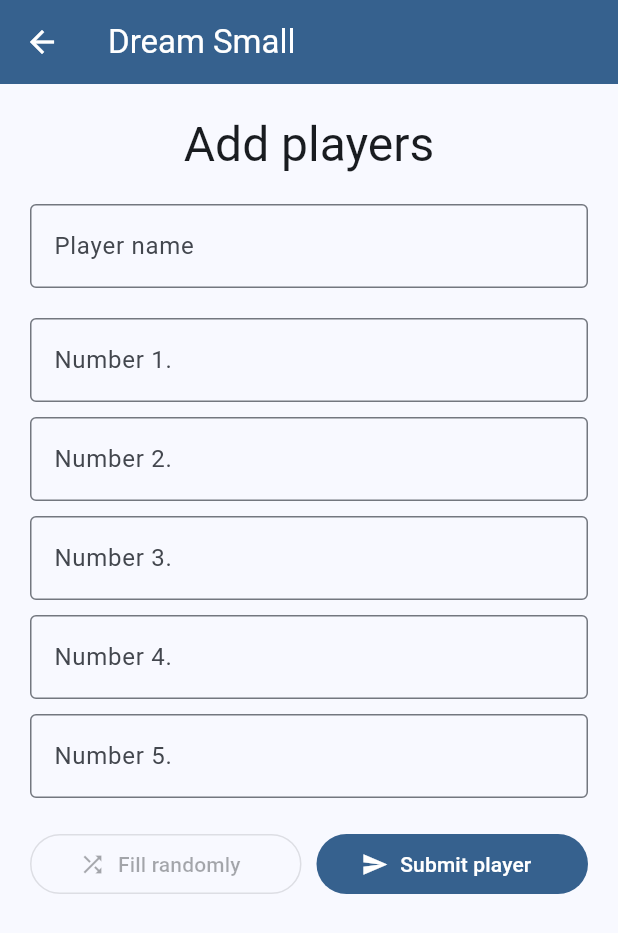
After one commit to BrownieMaar/dream_small_flutter, a Flutter app: the NewGame screen opened by its route, on a phone screen of 412 x 824 dp. The commit adds this screen. Shown: the top 933 px of the screen. Run offline on Flutter 3.47's test engine with Material 2 defaults, Android fonts, the phone set to English and light mode, and no system bars.

Commit message:
extract playerinputs into separate widget

```diff
--- /dev/null
+++ b/lib/src/widgets/player_inputs.dart
@@ -0,0 +1,67 @@
+import 'package:flutter/material.dart';
+
+class PlayerInputs extends StatelessWidget {
+  const PlayerInputs({super.key, required this.numberAmount});
+
+  final int numberAmount;
+
+  @override
+  Widget build(BuildContext context) {
+    var theme = Theme.of(context);
+
+    var nameController = TextEditingController();
+    var numberControllers =
+        List.generate(numberAmount, (index) => TextEditingController());
+
+    var numberInputs = List.generate(numberAmount, (index) {
+      return TextField(
+        controller: numberControllers.elementAt(index),
+        decoration: InputDecoration(
+            border: OutlineInputBorder(), label: Text("Number ${index + 1}.")),
+      );
+    });
+
+    return Column(
+      children: [
+        Text(
+          "Add players",
+          style: theme.textTheme.headlineLarge,
+          textAlign: TextAlign.start,
+        ),
+        SizedBox(height: 20),
+        TextField(
+          controller: nameController,
+          decoration: InputDecoration(
+            border: OutlineInputBorder(),
+            label: Text("Player name"),
+          ),
+        ),
+        SizedBox(height: 20),
+        ...numberInputs.expand((element) => [element, SizedBox(height: 10)]),
+        SizedBox(height: 10),
+        Row(
+          mainAxisSize: MainAxisSize.max,
+          children: [
+            Flexible(
+              fit: FlexFit.tight,
+              child: OutlinedButton.icon(
+                onPressed: null,
+                icon: Icon(Icons.shuffle),
+                label: Text("Fill randomly"),
+              ),
+            ),
+            SizedBox(width: 10),
+            Flexible(
+              fit: FlexFit.tight,
+              child: FilledButton.icon(
+                onPressed: () {},
+                icon: Icon(Icons.send),
+                label: Text("Submit player"),
+              ),
+            ),
+          ],
+        )
+      ],
+    );
+  }
+}
```
Also changed, not shown: lib/src/pages/new_game.dart (+2 -55 lines).
